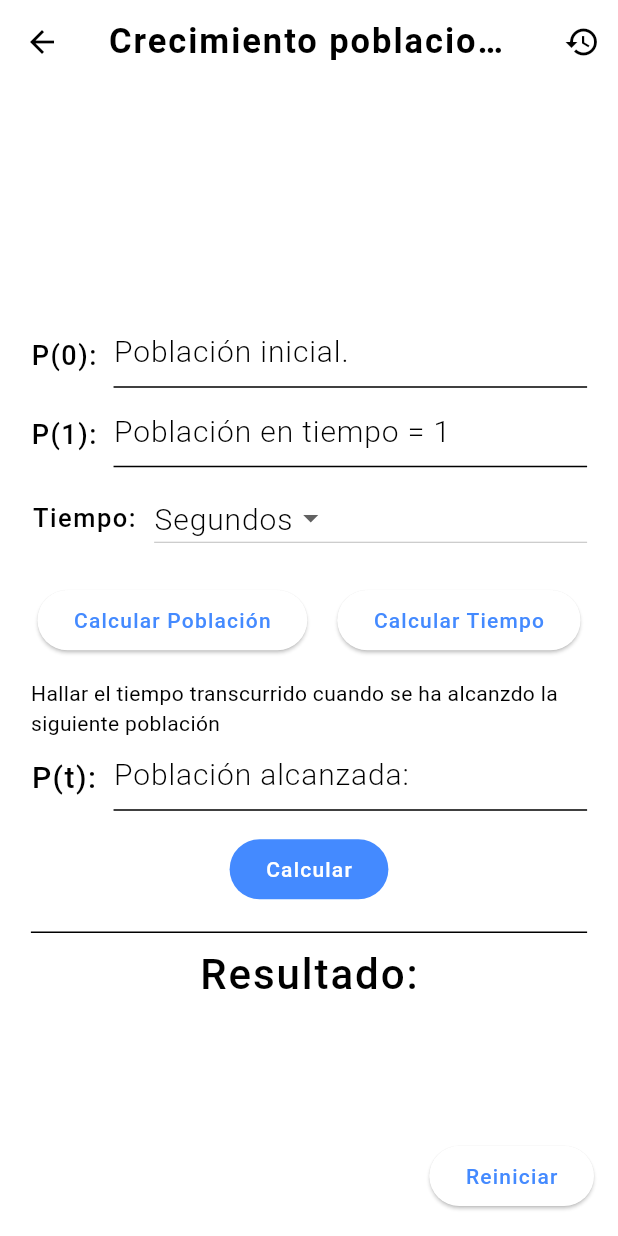
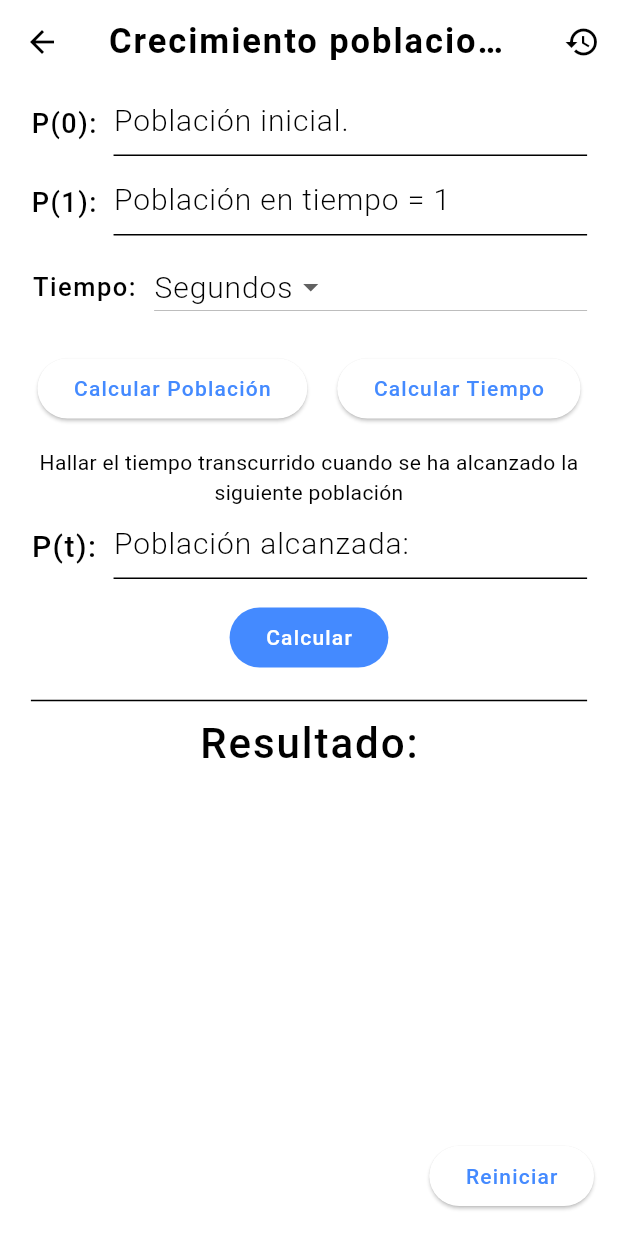
Before and after one commit to BrayanTecnoDev/ecuaciones-diferenciales, a Flutter app: the CrecimientoPoblacional screen opened directly, after a tap on "Calcular Población", after a tap on "Calcular Tiempo", on a phone screen of 412 x 824 dp. Run offline on Flutter 3.47's test engine with Material 3 defaults, Android fonts, the phone set to English and light mode, and no system bars; drawn by our look-alikes of auto_size_text; missing offline and left inert: flutter_math_fork.

Commit message:
Mejoras código

```diff
--- a/lib/screens/formula_crecimiento/ed_crecimiento_poblacional.dart
+++ b/lib/screens/formula_crecimiento/ed_crecimiento_poblacional.dart
@@ -55,7 +55,6 @@ class _CrecimientoPoblacionalState extends State<CrecimientoPoblacional> {
           child: SizedBox(
         width: MediaQuery.sizeOf(context).width * 0.9,
         child: Column(
-          mainAxisAlignment: MainAxisAlignment.center,
           children: [
             CustomTextFormFields(
               text: "P(0):",
@@ -215,7 +214,7 @@ class _TextVisibility {
   final String poblacion =
       "Hallar la población cuando ha transcurrido el siguiente tiempo";
   final String tiempo =
-      "Hallar el tiempo transcurrido cuando se ha alcanzdo la siguiente población";
+      "Hallar el tiempo transcurrido cuando se ha alcanzado la siguiente población";
 
   _TextVisibility();
 }
--- a/lib/screens/formula_enfriamiento/ed_ley_enfriamiento_newton.dart
+++ b/lib/screens/formula_enfriamiento/ed_ley_enfriamiento_newton.dart
@@ -58,7 +58,6 @@ class _LeyEnfriamientoNewtonState extends State<LeyEnfriamientoNewton> {
           child: SizedBox(
             width: MediaQuery.sizeOf(context).width * 0.9,
             child: Column(
-              mainAxisAlignment: MainAxisAlignment.center,
               children: [
                 CustomTextFormFields(
                   text: "T(0):",
@@ -223,8 +222,8 @@ class _LeyEnfriamientoNewtonState extends State<LeyEnfriamientoNewton> {
 
 class _TextVisibility {
   final String temperatura =
-      "Hallar temperatura cuando ha transcurrido el siguiente tiempo";
+      "Hallar temperatura cuando ha transcurrido el siguiente tiempo" ;
   final String tiempo =
-      "Hallar tiempo transcurrido cuando se ha alcanzdo la siguiente temperatura";
+      "Hallar tiempo transcurrido cuando se ha alcanzado la siguiente temperatura";
   _TextVisibility();
 }
--- a/lib/utils/themes/custom_text_theme.dart
+++ b/lib/utils/themes/custom_text_theme.dart
@@ -9,7 +9,7 @@ var textTheme = TextTheme(
     labelSmall: _labelSmall());
 
 TextStyle _titleLarge() => const TextStyle(
-    fontSize: 30, fontWeight: FontWeight.w600, letterSpacing: 1.3);
+    fontSize: 28, fontWeight: FontWeight.w600, letterSpacing: 1.3);
 
 TextStyle _titleMedium() => const TextStyle(
     fontSize: 28, fontWeight: FontWeight.w500, letterSpacing: 1.3);
--- a/lib/utils/widgets/custom_visibility.dart
+++ b/lib/utils/widgets/custom_visibility.dart
@@ -28,7 +28,7 @@ class VisibilityFormField extends StatelessWidget {
       visible: visible,
       child: Column(
         children: [
-          Text(title),
+          Text(title, textAlign: TextAlign.center,),
           CustomTextFormFields(
               text: text,
               hintText: hintText,
--- a/pubspec.yaml
+++ b/pubspec.yaml
@@ -2,7 +2,7 @@ name: ecuaciones_diferenciales
 description: "App para resolver ecuaciones diferenciales."
 publish_to: 'none' # Remove this line if you wish to publish to pub.dev
 
-version: 1.0.0+1
+version: 1.0.0+2
 
 environment:
   sdk: '>=3.3.0 <4.0.0'
```
